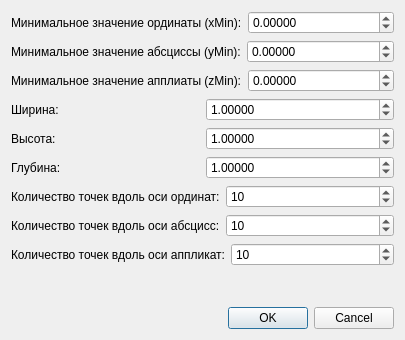
The window that qzcad/rectmeshdialog.ui (qzcad/qzcad-tree) describes before a commit, drawn with Qt 5.
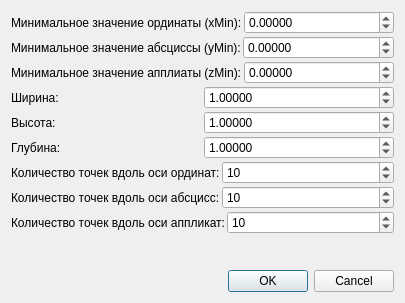
The same window after the commit.

What changed in the file:
```diff
--- a/qzcad/rectmeshdialog.ui
+++ b/qzcad/rectmeshdialog.ui
@@ -7,7 +7,7 @@
     <x>0</x>
     <y>0</y>
     <width>405</width>
-    <height>340</height>
+    <height>303</height>
    </rect>
   </property>
   <property name="windowTitle">
@@ -17,6 +17,9 @@
    <bool>true</bool>
   </property>
   <layout class="QVBoxLayout" name="verticalLayout">
+   <property name="spacing">
+    <number>2</number>
+   </property>
    <item>
     <layout class="QHBoxLayout" name="horizontalLayout">
      <item>
```
Left out of the diff: 18 changed lines with no effect on the pictures.
